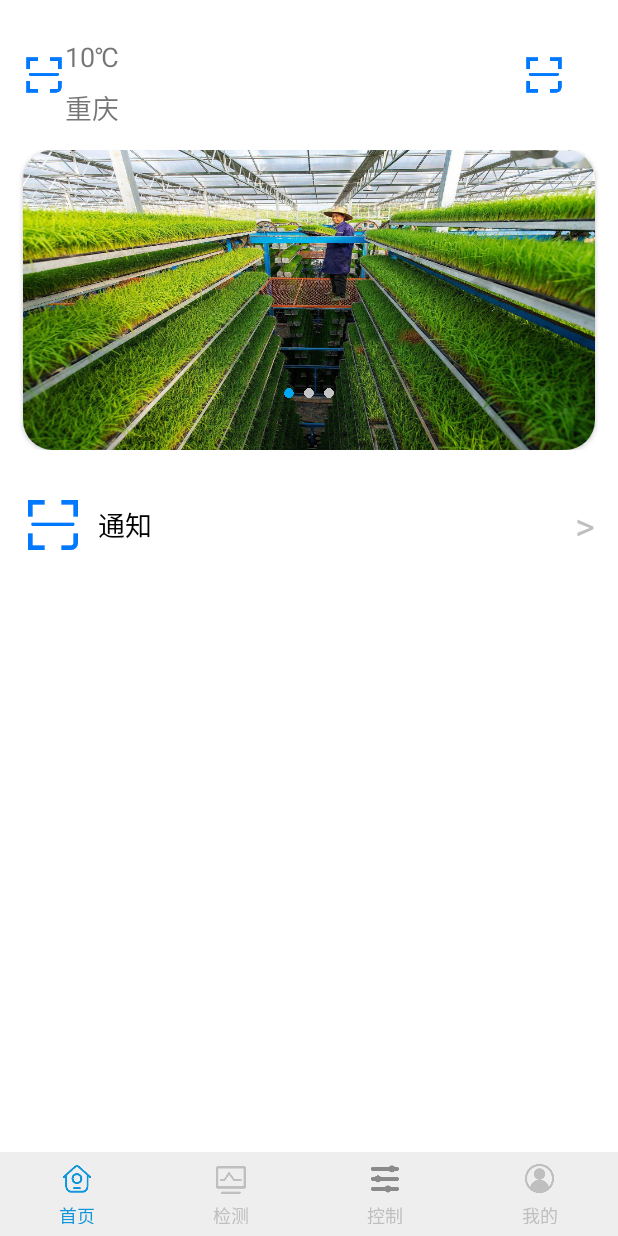
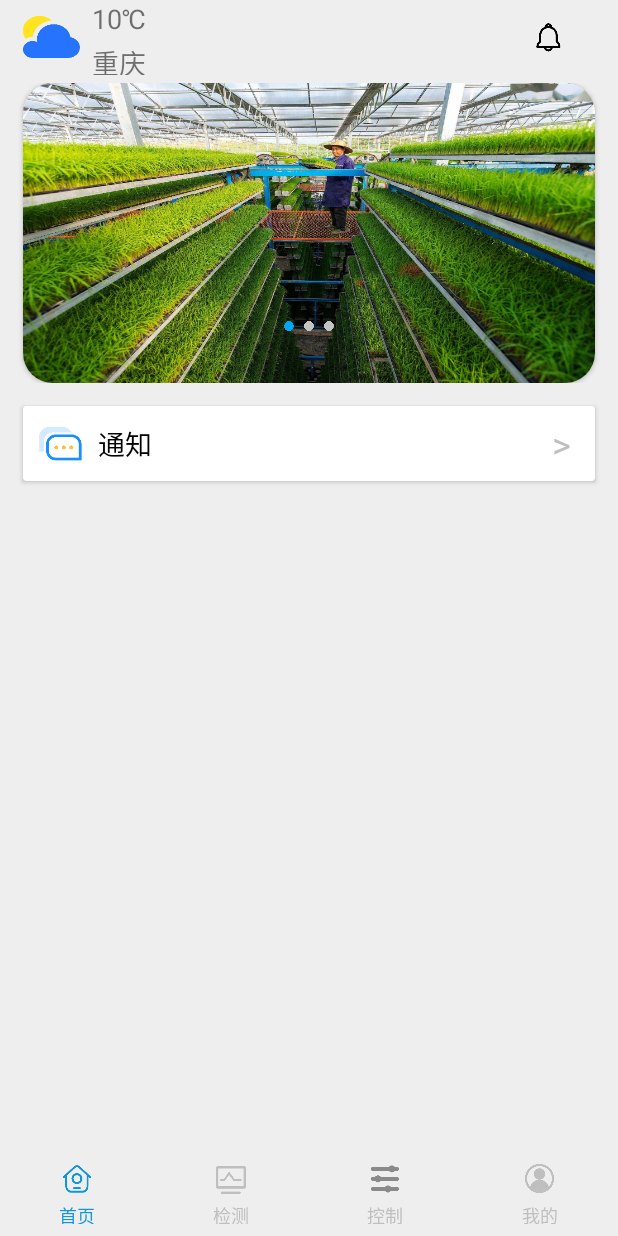
Before and after one commit to LionelWang-wx/SmartAgriculturePlus, an Android app: the Home_Fragment screen opened directly, with no data from a screen before it, on a phone screen of 412 x 824 dp. Run offline under Robolectric (Android 15) with nearby library versions, the phone set to English and light mode, and no system bars.

Commit message:
优化首页-吴军锋

```diff
--- a/app/src/main/res/layout/fragment_blank.xml
+++ b/app/src/main/res/layout/fragment_blank.xml
@@ -4,6 +4,7 @@
     android:layout_width="match_parent"
     android:layout_height="match_parent"
     xmlns:app="http://schemas.android.com/apk/res-auto"
+    android:background="#eee"
     tools:context=".Fragment.Home_Fragment">
     <LinearLayout
         android:orientation="vertical"
@@ -14,26 +15,27 @@
             android:layout_marginRight="15dp"
             android:orientation="horizontal"
             android:layout_width="match_parent"
-            android:layout_height="100dp">
+            android:layout_marginBottom="5dp"
+            android:layout_height="50dp">
             <ImageView
-                android:background="@mipmap/image_sanf"
+                android:background="@mipmap/img_weather"
                 android:layout_gravity="center"
-                android:layout_width="28dp"
+                android:layout_width="38dp"
                 android:layout_height="28dp"/>
             <LinearLayout
                 android:orientation="vertical"
-                android:layout_width="100dp"
-                android:layout_height="100dp">
+                android:layout_width="wrap_content"
+                android:layout_height="50dp"
+                android:layout_marginLeft="8dp">
                 <TextView
                     android:textSize="18sp"
                     android:text="10℃"
-                    android:layout_marginTop="25dp"
                     android:id="@+id/tv_temperature"
                     android:layout_width="wrap_content"
                     android:layout_height="wrap_content"/>
                 <TextView
                     android:textSize="18sp"
-                    android:layout_marginTop="8dp"
+                    android:layout_marginTop="3dp"
                     android:id="@+id/tv_city"
                     android:text="重庆"
                     android:layout_width="wrap_content"
@@ -44,14 +46,15 @@
                 android:layout_weight="1"
                 android:gravity="right"
                 android:layout_width="40dp"
-                android:layout_height="100dp">
+                android:layout_gravity="center"
+                android:layout_height="50dp">
                 <ImageView
-                    android:background="@mipmap/image_sanf"
+                    android:background="@mipmap/notification"
                     android:layout_marginRight="20dp"
                     android:id="@+id/tv_notice"
                     android:layout_gravity="center"
-                    android:layout_width="28dp"
-                    android:layout_height="28dp"/>
+                    android:layout_width="22dp"
+                    android:layout_height="22dp"/>
 
             </LinearLayout>
         </LinearLayout>
@@ -88,48 +91,54 @@
 
 
     </FrameLayout>
-        <LinearLayout
+
+
+
+        <androidx.cardview.widget.CardView
             android:layout_marginRight="15dp"
             android:layout_marginLeft="15dp"
             android:layout_width="match_parent"
-            android:layout_height="100dp">
+            android:layout_marginTop="15dp"
+            android:layout_gravity="center"
+            android:layout_height="50dp">
+
             <LinearLayout
-                android:orientation="horizontal"
-                android:layout_gravity="right"
-                android:layout_weight="1"
-                android:layout_width="1dp"
-                android:layout_height="100dp">
-                <ImageView
-                    android:background="@mipmap/image_sanf"
-                    android:layout_gravity="center"
-                    android:layout_width="40dp"
-                    android:layout_height="40dp"/>
+                android:layout_width="match_parent"
+                android:layout_height="match_parent"
+                android:orientation="horizontal">
+
+
+            <ImageView
+                android:layout_width="30dp"
+                android:layout_height="30dp"
+                android:layout_gravity="center_vertical"
+                android:layout_marginLeft="10dp"
+                android:src="@mipmap/img_warning"/>
+
+            <TextView
+                android:layout_weight="9"
+                android:layout_width="0dp"
+                android:layout_height="match_parent"
+                android:textSize="18sp"
+                android:text="通知"
+                android:layout_gravity="center_vertical"
+                android:gravity="center_vertical"
+                android:layout_marginLeft="10dp"
+                android:textColor="#000"/>
+
+
                 <TextView
-                    android:layout_marginLeft="10dp"
-                    android:textSize="18sp"
-                    android:layout_gravity="center"
-                    android:textColor="@color/black"
-                    android:text="通知"
                     android:layout_width="wrap_content"
-                    android:layout_height="wrap_content"/>
+                    android:layout_height="match_parent"
+                    android:layout_weight="1"
+                    android:textColor="@color/lightgray"
+                    android:text=">"
+                    android:layout_gravity="center_vertical"
+                    android:gravity="center"
+                    android:textSize="24sp"/>
 
             </LinearLayout>
-                <LinearLayout
-                    android:gravity="right"
-                android:layout_weight="1"
-                android:layout_width="1dp"
-                android:layout_height="100dp">
-                    <TextView
-                        android:layout_gravity="center"
-                        android:textColor="@color/lightgray"
-                        android:textSize="25dp"
-                        android:text=">"
-                        android:layout_width="wrap_content"
-                        android:layout_height="wrap_content"/>
-
-                </LinearLayout>
-
-        </LinearLayout>
+        </androidx.cardview.widget.CardView>
 
 
 
```
Also changed, not shown: app/src/main/res/mipmap-xxhdpi/img_warning.png (added), app/src/main/res/mipmap-xxhdpi/img_weather.png (added), app/src/main/res/mipmap-xxhdpi/notification.png (added).
